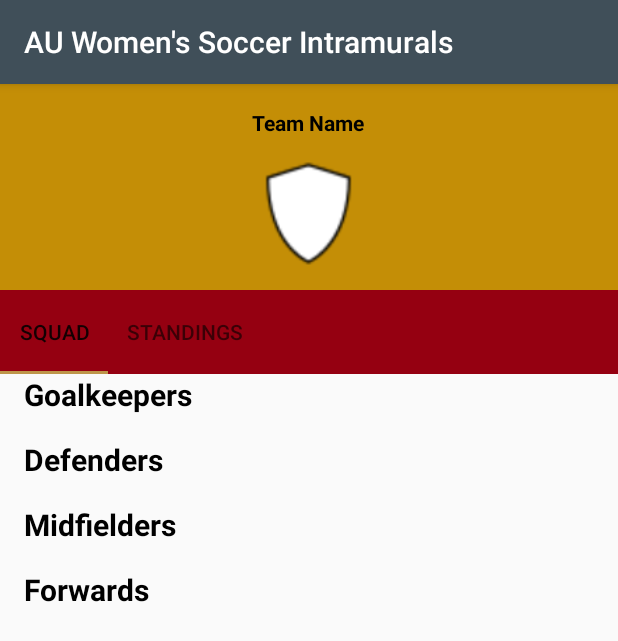
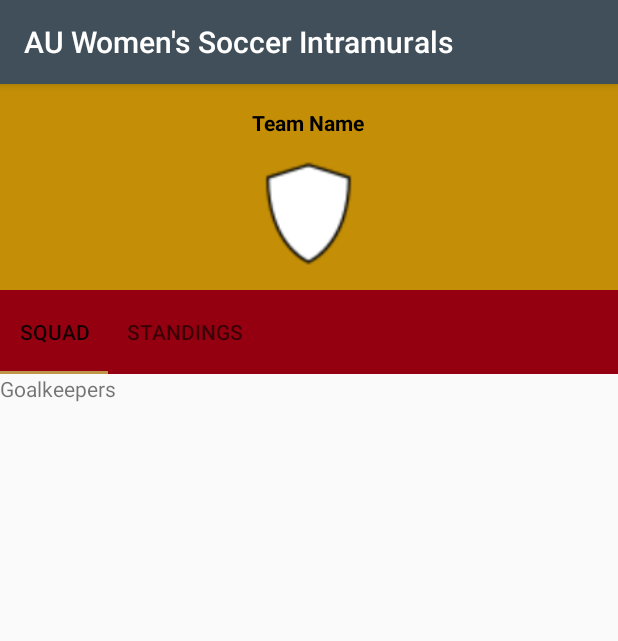
Before and after one commit to dany5555/AUSoccerIntramurals, an Android app: the SquadFragment screen opened directly, with no data from a screen before it, on a phone screen of 412 x 824 dp. Shown: the top 641 px of the screen. Run offline under Robolectric (Android 15) with nearby library versions, the light colour scheme and no system bars; our stand-ins replace Firebase (no records; nobody signed in at launch, a user with empty details on screens opened directly); pictures from the network do not load; 2 statements that could not run were skipped.

Commit message:
- Made some more changes regarding the multiple lists for the   team squads. Still nothing working like intended.

```diff
--- a/app/src/main/java/com/ausoccer/ausoccerintramurals/SquadFragment.java
+++ b/app/src/main/java/com/ausoccer/ausoccerintramurals/SquadFragment.java
@@ -52,10 +52,10 @@ public class SquadFragment extends Fragment {
         // Inflate the layout for this fragment
         View v = inflater.inflate(R.layout.fragment_squad, container, false);
 
-        defendersList = v.findViewById(R.id.defenders_list);
+        //defendersList = v.findViewById(R.id.defenders_list);
         goalkeepersList = v.findViewById(R.id.goalkeepers_list);
-        midfieldersList = v.findViewById(R.id.midfielders_list);
-        forwardsList = v.findViewById(R.id.forwards_list);
+        //midfieldersList = v.findViewById(R.id.midfielders_list);
+        //forwardsList = v.findViewById(R.id.forwards_list);
 
         squadModel = new SquadModel();
         defendersAdapter = new SquadAdapter(getActivity(), defendersArrayList);
@@ -63,10 +63,14 @@ public class SquadFragment extends Fragment {
         midfieldersAdapter = new SquadAdapter(getActivity(), midfieldersArrayList);
         forwardsAdapter = new SquadAdapter(getActivity(), forwardsArrayList);
 
-        goalkeepersList.setAdapter(defendersAdapter);
-        defendersList.setAdapter(defendersAdapter);
-        midfieldersList.setAdapter(defendersAdapter);
-        forwardsList.setAdapter(defendersAdapter);
+        LayoutInflater inflater1 = getLayoutInflater();
+        ViewGroup header = (ViewGroup)inflater1.inflate(R.layout.listview_header, goalkeepersList, false);
+        goalkeepersList.addHeaderView(header);
+
+        goalkeepersList.setAdapter(goalkeepersAdapter);
+        //defendersList.setAdapter(defendersAdapter);
+        //midfieldersList.setAdapter(defendersAdapter);
+        //forwardsList.setAdapter(defendersAdapter);
 
         goalkeepersList.setOnItemClickListener(new AdapterView.OnItemClickListener() {
             @Override
@@ -87,7 +91,7 @@ public class SquadFragment extends Fragment {
             }
         });
 
-        defendersList.setOnItemClickListener(new AdapterView.OnItemClickListener() {
+        /*defendersList.setOnItemClickListener(new AdapterView.OnItemClickListener() {
             @Override
             public void onItemClick(AdapterView<?> adapterView, View view, int position, long l) {
                 squadModel = new SquadModel();
@@ -106,9 +110,9 @@ public class SquadFragment extends Fragment {
                 startActivity(intent);
 
             }
-        });
+        });*/
 
-        midfieldersList.setOnItemClickListener(new AdapterView.OnItemClickListener() {
+        /*midfieldersList.setOnItemClickListener(new AdapterView.OnItemClickListener() {
             @Override
             public void onItemClick(AdapterView<?> adapterView, View view, int position, long l) {
                 squadModel = new SquadModel();
@@ -127,9 +131,9 @@ public class SquadFragment extends Fragment {
                 startActivity(intent);
 
             }
-        });
+        });*/
 
-        forwardsList.setOnItemClickListener(new AdapterView.OnItemClickListener() {
+        /*forwardsList.setOnItemClickListener(new AdapterView.OnItemClickListener() {
             @Override
             public void onItemClick(AdapterView<?> adapterView, View view, int position, long l) {
                 squadModel = new SquadModel();
@@ -148,7 +152,7 @@ public class SquadFragment extends Fragment {
                 startActivity(intent);
 
             }
-        });
+        });*/
 
         TeamProfileActivity teamProfileActivity = (TeamProfileActivity) getActivity();
         String teamUid = teamProfileActivity.getTeamUid();
@@ -179,7 +183,7 @@ public class SquadFragment extends Fragment {
             }
         });
 
-        defendersRef.addValueEventListener(new ValueEventListener() {
+        /*defendersRef.addValueEventListener(new ValueEventListener() {
             @Override
             public void onDataChange(DataSnapshot dataSnapshot) {
                 defendersArrayList.clear();
@@ -237,7 +241,7 @@ public class SquadFragment extends Fragment {
             public void onCancelled(DatabaseError databaseError) {
 
             }
-        });
+        });*/
 
 
 
--- a/app/src/main/res/layout/fragment_squad.xml
+++ b/app/src/main/res/layout/fragment_squad.xml
@@ -1,120 +1,24 @@
 <?xml version="1.0" encoding="utf-8"?>
-<LinearLayout xmlns:android="http://schemas.android.com/apk/res/android"
+<FrameLayout xmlns:android="http://schemas.android.com/apk/res/android"
     xmlns:tools="http://schemas.android.com/tools"
     android:layout_width="match_parent"
     android:layout_height="match_parent"
-    tools:context=".SquadFragment"
-    android:orientation="vertical">
+    tools:context=".SquadFragment">
 
 
 
 
-                <RelativeLayout
-                    android:id="@+id/goalkeepers_list_container"
-                    android:layout_width="match_parent"
-                    android:layout_height="wrap_content">
 
-                    <TextView
-                        android:id="@+id/goalkeepers_header"
-                        android:layout_width="wrap_content"
-                        android:layout_height="wrap_content"
-                        android:text="Goalkeepers"
-                        android:layout_marginLeft="16dp"
-                        android:textStyle="bold"
-                        android:textSize="20sp"
-                        android:textColor="@color/black"/>
+
+
 
                     <ListView
                         android:id="@+id/goalkeepers_list"
                         android:layout_width="match_parent"
                         android:layout_height="wrap_content"
-                        android:layout_below="@id/goalkeepers_header">
+                        android:isScrollContainer="false">
 
                     </ListView>
-
-
-                </RelativeLayout>
-
-                <RelativeLayout
-                    android:id="@+id/defenders_list_container"
-                    android:layout_width="match_parent"
-                    android:layout_height="wrap_content"
-                    android:layout_marginTop="16dp">
-
-                    <TextView
-                        android:id="@+id/defenders_header"
-                        android:layout_width="wrap_content"
-                        android:layout_height="wrap_content"
-                        android:text="Defenders"
-                        android:layout_marginLeft="16dp"
-                        android:textStyle="bold"
-                        android:textSize="20sp"
-                        android:textColor="@color/black"/>
-
-                    <ListView
-                        android:id="@+id/defenders_list"
-                        android:layout_width="match_parent"
-                        android:layout_height="wrap_content"
-                        android:layout_below="@id/defenders_header">
-
-                    </ListView>
-
-
-                </RelativeLayout>
-
-                <RelativeLayout
-                    android:id="@+id/midfielders_list_container"
-                    android:layout_width="match_parent"
-                    android:layout_height="wrap_content"
-                    android:layout_marginTop="16dp">
-
-                    <TextView
-                        android:id="@+id/midfielders_header"
-                        android:layout_width="wrap_content"
-                        android:layout_height="wrap_content"
-                        android:text="Midfielders"
-                        android:layout_marginLeft="16dp"
-                        android:textStyle="bold"
-                        android:textSize="20sp"
-                        android:textColor="@color/black"/>
-
-                    <ListView
-                        android:id="@+id/midfielders_list"
-                        android:layout_width="match_parent"
-                        android:layout_height="wrap_content"
-                        android:layout_below="@id/midfielders_header">
-
-                    </ListView>
-
-
-                </RelativeLayout>
-
-                <RelativeLayout
-                    android:id="@+id/forwards_list_container"
-                    android:layout_width="match_parent"
-                    android:layout_height="wrap_content"
-                    android:layout_marginTop="16dp">
-
-                    <TextView
-                        android:id="@+id/forwards_header"
-                        android:layout_width="wrap_content"
-                        android:layout_height="wrap_content"
-                        android:text="Forwards"
-                        android:layout_marginLeft="16dp"
-                        android:textStyle="bold"
-                        android:textSize="20sp"
-                        android:textColor="@color/black"/>
-
-                    <ListView
-                        android:id="@+id/forwards_list"
-                        android:layout_width="match_parent"
-                        android:layout_height="wrap_content"
-                        android:layout_below="@id/forwards_header">
-
-                    </ListView>
-
-
-                </RelativeLayout>
 
 
 
@@ -124,4 +28,12 @@
 
 
 
-</LinearLayout>
+
+
+
+
+
+
+
+
+</FrameLayout>
--- /dev/null
+++ b/app/src/main/res/layout/listview_header.xml
@@ -0,0 +1,14 @@
+<?xml version="1.0" encoding="utf-8"?>
+<LinearLayout
+    xmlns:android="http://schemas.android.com/apk/res/android"
+    android:layout_width="match_parent"
+    android:layout_height="match_parent"
+    android:orientation="vertical">
+
+    <TextView
+        android:id="@+id/header"
+        android:layout_width="match_parent"
+        android:layout_height="wrap_content"
+        android:text="Goalkeepers"/>
+
+</LinearLayout>
```
